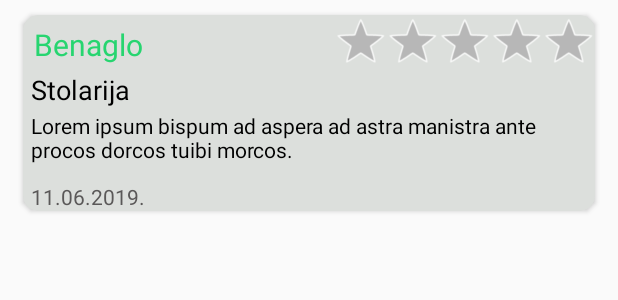
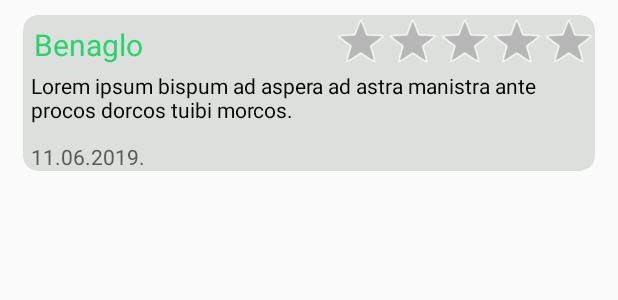
Before and after one commit to AIR-FOI-HR/AIR1923, an Android app: the layout list_item_recenzije_profil_korisnika.xml on its own in the app's theme, with its tools: preview values and no code run, on a phone screen of 412 x 824 dp. Shown: the top 300 px of the screen. Run offline under Robolectric (Android 15) with nearby library versions, the phone set to English and light mode, and no system bars.

Commit message:
Ispravljen ispis popisa recenzija koje je korisnik dao za izvođaca, sada se ispisuje naziv izvođaca, rating bar, komentar i datum.

```diff
--- a/mGradnja/app/src/main/java/com/mgradnja/RecenzijeAdapterProfilKorisnika.java
+++ b/mGradnja/app/src/main/java/com/mgradnja/RecenzijeAdapterProfilKorisnika.java
@@ -25,7 +25,6 @@
         public TextView txtDatumRecenzije;
         public TextView txtKomentarRecenzije;
         public RatingBar recenzijaProfilKorisnika;
-        public TextView txtNazivUpitaRecenzija;
 
 
         public RecenzijeViewHolder(@NonNull View itemView) {
@@ -35,7 +34,6 @@
             txtDatumRecenzije = itemView.findViewById(R.id.txtDatumRecenzijeProfilKorisnika);
             txtKomentarRecenzije = itemView.findViewById(R.id.txtKomentarRecenzijeProfilKorisnika);
             recenzijaProfilKorisnika = itemView.findViewById(R.id.ocjenaRecenzijeProfilKorisnika);
-            txtNazivUpitaRecenzija = itemView.findViewById(R.id.txtNazivUpitaRecenzijaProfilKorisnika);
         }
     }
 
@@ -59,7 +57,6 @@
         holder.txtKomentarRecenzije.setText(trenutnaRecenzija.getKomentar());
         holder.txtDatumRecenzije.setText(trenutnaRecenzija.getDatum()+"");
         holder.recenzijaProfilKorisnika.setRating(trenutnaRecenzija.getOcjena());
-        holder.txtNazivUpitaRecenzija.setText(trenutnaRecenzija.getNazivUpita());
     }
 
     @Override
--- a/mGradnja/app/src/main/res/layout/activity_edit_profil_korisnik.xml
+++ b/mGradnja/app/src/main/res/layout/activity_edit_profil_korisnik.xml
@@ -17,7 +17,7 @@
             android:layout_height="150dp"
             android:layout_gravity="center_horizontal"
             android:layout_marginTop="20dp"
-            tools:srcCompat="@tools:sample/avatars[0]"></ImageView>
+            tools:srcCompat="@drawable/registracija"></ImageView>
 
 
         <Button
--- a/mGradnja/app/src/main/res/layout/list_item_recenzije_profil_korisnika.xml
+++ b/mGradnja/app/src/main/res/layout/list_item_recenzije_profil_korisnika.xml
@@ -50,26 +50,8 @@
 
         <LinearLayout
             android:layout_width="match_parent"
-            android:layout_height="wrap_content">
-
-            <TextView
-                android:id="@+id/txtNazivUpitaRecenzijaProfilKorisnika"
-                android:layout_width="wrap_content"
-                android:layout_height="wrap_content"
-                android:layout_marginStart="5dp"
-                android:layout_marginTop="2dp"
-                android:text="Stolarija"
-                android:textSize="18dp"
-                android:textColor="@android:color/black" />
-
-        </LinearLayout>
-
-        <LinearLayout
-            android:layout_width="match_parent"
             android:layout_height="wrap_content"
             android:orientation="horizontal">
-
-
 
             <TextView
                 android:id="@+id/txtKomentarRecenzijeProfilKorisnika"
```
Also changed, not shown: mGradnja/app/src/main/java/com/mgradnja/FragmentRecenzijeProfilKorisnika.java (+4 -8 lines), mGradnja/app/src/main/java/com/mgradnja/ItemRecenzijaProfilKorisnika.java (+1 -7 lines), 28 other files.
